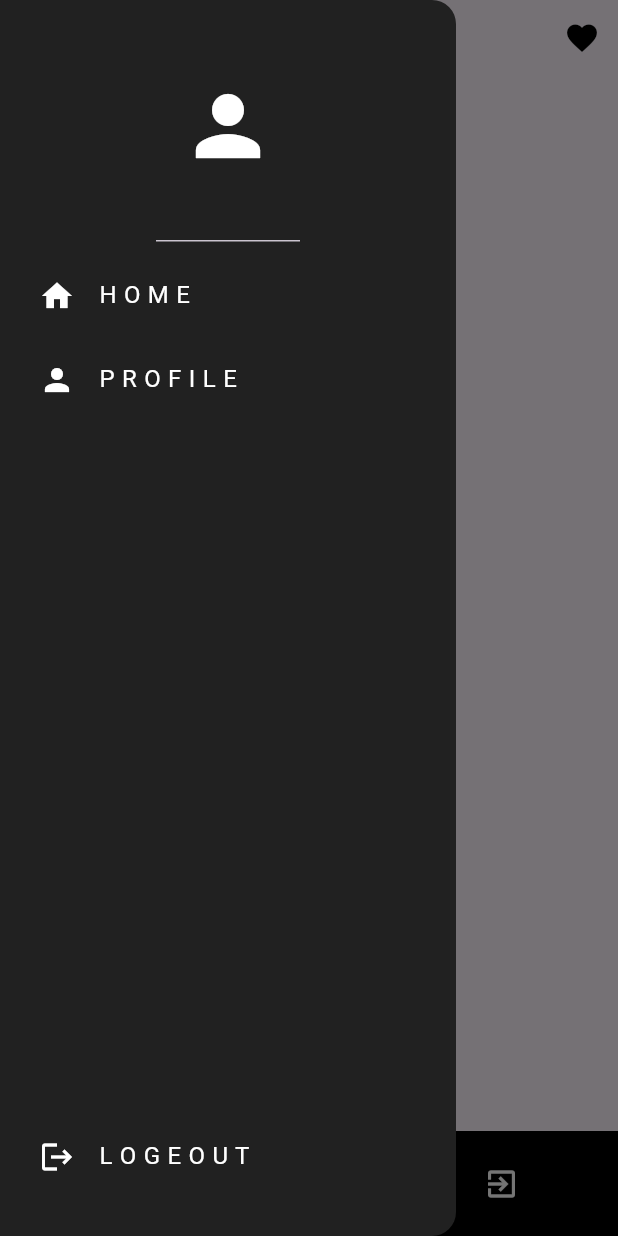
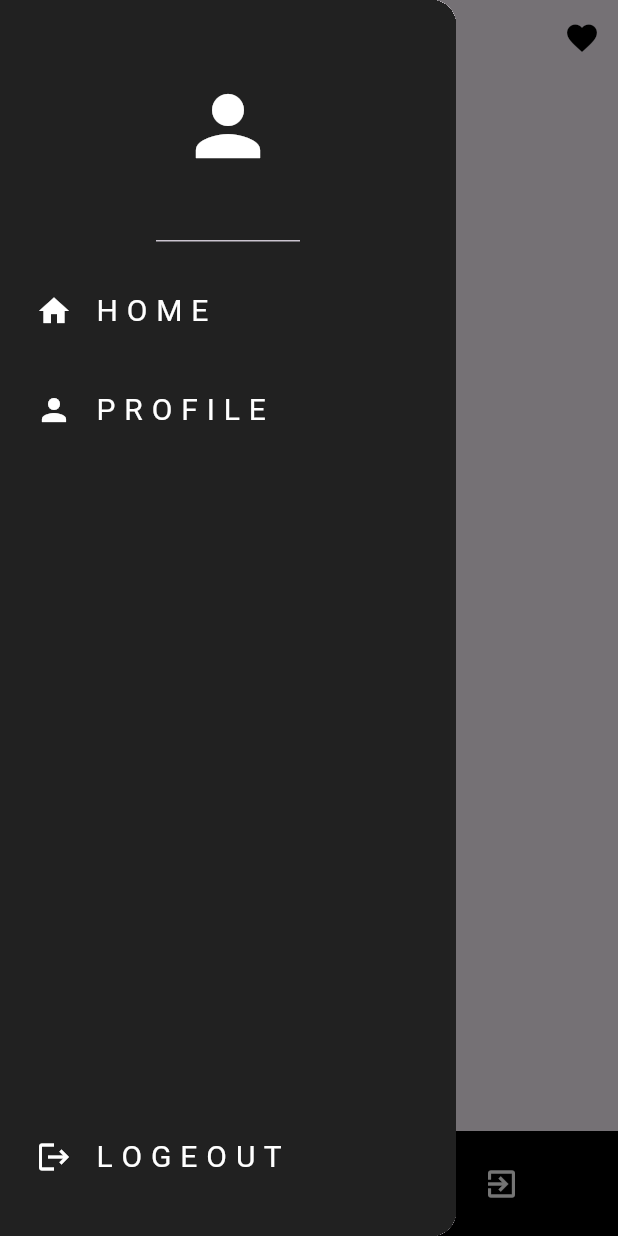
Before and after one commit to bavertalantimur/book_donate-flutter, a Flutter app: the HomeScreen screen opened by its route, with the side drawer open, on a phone screen of 412 x 824 dp. Run offline on Flutter 3.47's test engine with Material 3 defaults, Android fonts, the phone set to English and light mode, and no system bars; drawn by our look-alikes of carousel_slider; our stand-ins replace bloc, cloud_firestore, dash_chat_2, equatable, firebase_auth, firebase_core and 3 more; missing offline and left inert: flutter_stripe, pay; accounts and stored records are empty.

Commit message:
gemini api and drawer widget

```diff
--- a/lib/screens/drawer/drawer.dart
+++ b/lib/screens/drawer/drawer.dart
@@ -1,4 +1,87 @@
 import 'package:flutter/material.dart';
+import 'package:flutter_test_application/screens/screens.dart';
+
+class MyDrawer extends StatelessWidget {
+  const MyDrawer({Key? key});
+
+  @override
+  Widget build(BuildContext context) {
+    return Drawer(
+      child: Container(
+        color: Colors.grey[900],
+        child: Column(
+          children: [
+            DrawerHeader(
+              child: Icon(
+                Icons.person,
+                color: Colors.white,
+                size: 64,
+              ),
+            ),
+            Padding(
+              padding: const EdgeInsets.only(left: 8.0, top: 10.0),
+              child: ListTile(
+                leading: Icon(
+                  Icons.home,
+                  color: Colors.white,
+                ),
+                title: Text(
+                  'H O M E ',
+                  style: TextStyle(fontSize: 20, color: Colors.white),
+                ),
+                onTap: () {
+                  Navigator.of(context).push(
+                      MaterialPageRoute(builder: (context) => HomeScreen()));
+                },
+              ),
+            ),
+            Padding(
+              padding: const EdgeInsets.only(left: 8.0, top: 10),
+              child: ListTile(
+                leading: Icon(
+                  Icons.person,
+                  color: Colors.white,
+                ),
+                title: Text(
+                  'P R O F I L E',
+                  style: TextStyle(fontSize: 20, color: Colors.white),
+                ),
+                onTap: () {
+                  Navigator.of(context).push(
+                      MaterialPageRoute(builder: (context) => ProfileScreen()));
+                },
+              ),
+            ),
+            Spacer(),
+            Padding(
+              padding: const EdgeInsets.only(left: 8.0, bottom: 25.0),
+              child: ListTile(
+                leading: Icon(
+                  Icons.logout,
+                  color: Colors.white,
+                ),
+                title: Text(
+                  'L O G E O U T',
+                  style: TextStyle(fontSize: 20, color: Colors.white),
+                ),
+                onTap: () {
+                  Navigator.of(context).push(
+                      MaterialPageRoute(builder: (context) => ChatScreen()));
+                },
+              ),
+            ),
+          ],
+        ),
+      ),
+    );
+  }
+}
+
+
+
+
+/*import 'package:flutter/material.dart';
+import 'package:flutter_test_application/screens/card/card_screen.dart';
 import 'package:flutter_test_application/widgets/my_list_tile.dart';
 
 class MyDrawer extends StatelessWidget {
@@ -24,7 +107,10 @@ class MyDrawer extends StatelessWidget {
               MyListTile(
                 icon: Icons.home,
                 text: 'H O M E',
-                onTap: () => Navigator.pop(context),
+                onTap: () {
+                  Navigator.of(context).push(
+                      MaterialPageRoute(builder: (context) => CardScreen()));
+                },
               ),
               MyListTile(
                 icon: Icons.person,
@@ -45,4 +131,4 @@ class MyDrawer extends StatelessWidget {
       ),
     );
   }
-}
+}*/
--- a/lib/screens/home/home_screen.dart
+++ b/lib/screens/home/home_screen.dart
@@ -4,8 +4,8 @@ import 'package:carousel_slider/carousel_slider.dart';
 import 'package:flutter/material.dart';
 import 'package:flutter_bloc/flutter_bloc.dart';
 import 'package:flutter_test_application/blocs/category/category_bloc.dart';
+import 'package:flutter_test_application/screens/mybot/chatbot.dart';
 
-import 'package:flutter_test_application/models/models.dart';
 import 'package:flutter_test_application/screens/screens.dart';
 
 import 'package:flutter_test_application/widgets/widgets.dart';
@@ -38,9 +38,7 @@ class HomeScreen extends StatelessWidget {
 
     return Scaffold(
       appBar: CustomAppBar(title: 'Home'),
-      drawer: MyDrawer(
-        onProfileTap: goToProfilePage,
-      ),
+      drawer: MyDrawer(),
       bottomNavigationBar: CustomNavBar(),
       body: SingleChildScrollView(
         child: Column(
@@ -94,6 +92,15 @@ class HomeScreen extends StatelessWidget {
             ),
 
             SectionTitle(title: 'Most Popular'),
+            ElevatedButton(
+              onPressed: () {
+                Navigator.push(
+                  context,
+                  MaterialPageRoute(builder: (context) => ChatBot()),
+                );
+              },
+              child: Text('Kitap Öner'),
+            ),
             BlocBuilder<ProductBloc, ProductState>(
               builder: (context, state) {
                 if (state is ProductLoading) {
--- /dev/null
+++ b/lib/service/assets_manager.dart
@@ -0,0 +1,6 @@
+class AssetsManager {
+  static String imagePath = "images";
+  static String userImage = "$imagePath/person.png";
+  static String botImage = "$imagePath/chat_logo.png";
+  static String openaiLogo = "$imagePath/openai_logo.jpg";
+}
--- /dev/null
+++ b/lib/utils/consts.dart
@@ -0,0 +1,2 @@
+const OPENAI_API_KEY =
+    "sk-proj-KpzKfyOX2rCD4GdYfOl2T3BlbkFJuO5mwp5uTuDMYPrc072z";
--- a/lib/widgets/product_card.dart
+++ b/lib/widgets/product_card.dart
@@ -50,21 +50,21 @@ class ProductCard extends StatelessWidget {
                       flex: 3,
                       child: Column(
                         mainAxisAlignment: MainAxisAlignment.center,
-                        crossAxisAlignment: CrossAxisAlignment.center,
+                        crossAxisAlignment: CrossAxisAlignment.start,
                         children: [
                           Text(
                             product.name,
                             style: Theme.of(context)
                                 .textTheme
                                 .headline5!
-                                .copyWith(color: Colors.white, fontSize: 24),
+                                .copyWith(color: Colors.white, fontSize: 18),
                           ),
                           Text(
                             '\$${product.price}',
                             style: Theme.of(context)
                                 .textTheme
                                 .headline6!
-                                .copyWith(color: Colors.white, fontSize: 16),
+                                .copyWith(color: Colors.white, fontSize: 14),
                           ),
                         ],
                       ),
--- a/lib/widgets/widgets.dart
+++ b/lib/widgets/widgets.dart
@@ -9,3 +9,4 @@ export 'order_summary.dart';
 export 'order_summary_product_card.dart';
 export 'apple_pay.dart';
 export 'google_pay.dart';
+export 'text_widget.dart';
```
Also changed, not shown: lib/models/gpt_model.dart (added, +21 -0 lines), lib/models/product_model.dart (+17 -0 lines), lib/screens/catalog/catalog_screen.dart (+21 -8 lines), lib/screens/mybot/chatbot.dart (added, +77 -0 lines), lib/widgets/text_widget.dart (added, +28 -0 lines), pubspec.yaml (+7 -0 lines), lib/screens/screens.dart (line endings or trailing spaces), pubspec.lock, 5 other files.
